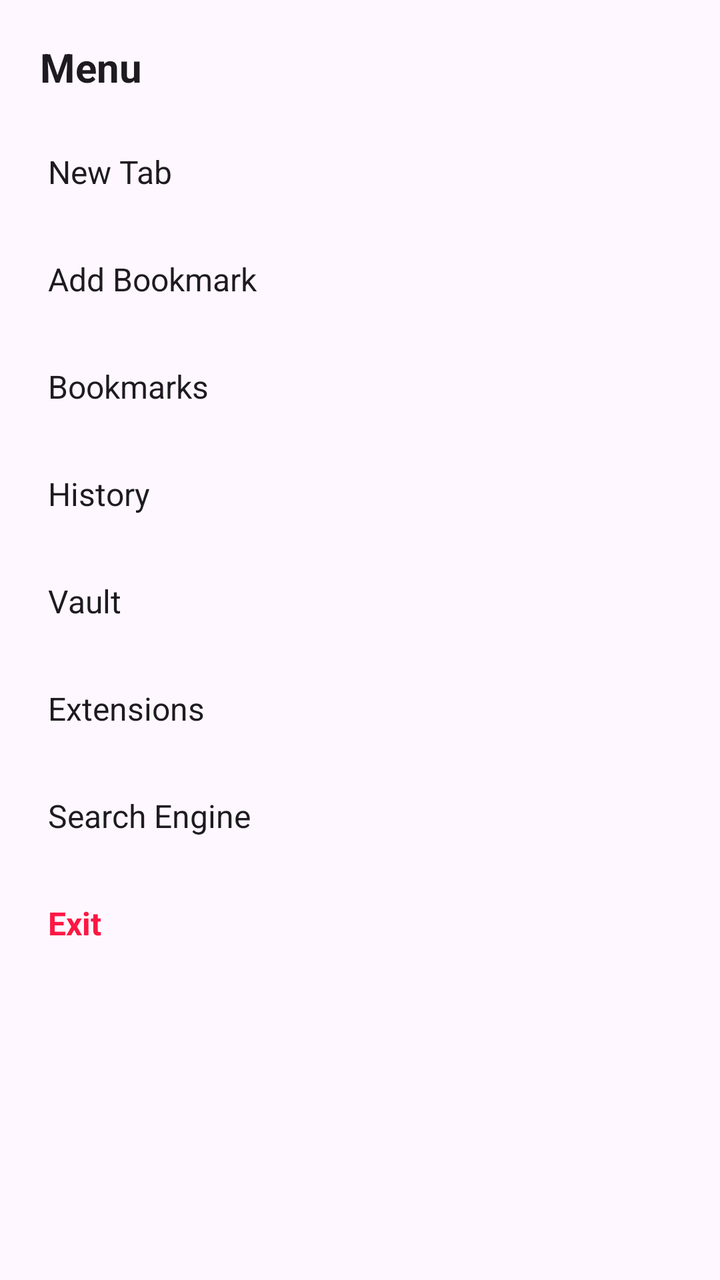
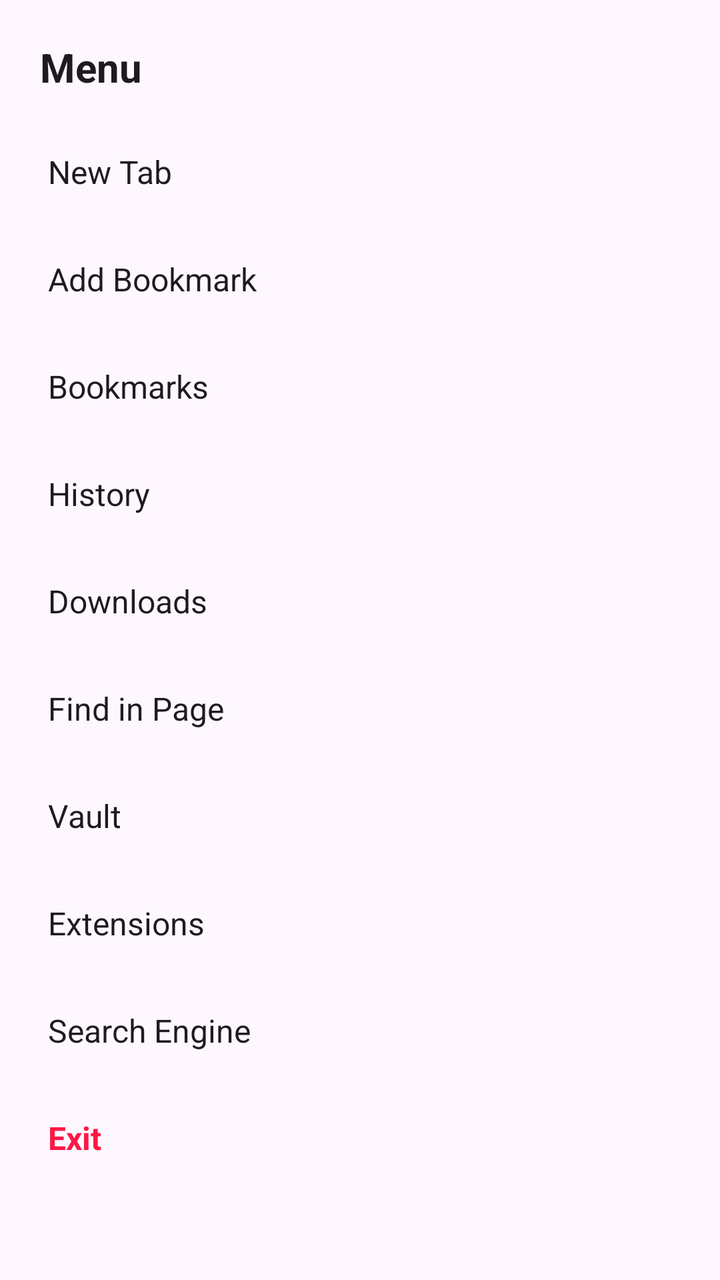

Screens rendered from an Android XML layout before and after an edit, with the pre-edit source and the edit as a unified diff.
<!-- AndroidManifest.xml: application theme Theme.SpoonGecko -->
<!-- res/layout/sheet_menu.xml -->
<?xml version="1.0" encoding="utf-8"?>
<LinearLayout xmlns:android="http://schemas.android.com/apk/res/android"
    android:layout_width="match_parent"
    android:layout_height="wrap_content"
    android:orientation="vertical"
    android:background="?attr/colorSurface"
    android:padding="8dp">

    <TextView
        android:layout_width="match_parent"
        android:layout_height="wrap_content"
        android:text="Menu"
        android:textSize="20sp"
        android:textStyle="bold"
        android:textColor="?attr/colorOnSurface"
        android:padding="12dp" />

    <TextView
        android:id="@+id/menu_new_tab"
        android:layout_width="match_parent"
        android:layout_height="wrap_content"
        android:padding="16dp"
        android:textSize="16sp"
        android:textColor="?attr/colorOnSurface"
        android:background="?attr/selectableItemBackground"
        android:clickable="true"
        android:focusable="true"
        android:text="New Tab" />

    <TextView
        android:id="@+id/menu_add_bookmark"
        android:layout_width="match_parent"
        android:layout_height="wrap_content"
        android:padding="16dp"
        android:textSize="16sp"
        android:textColor="?attr/colorOnSurface"
        android:background="?attr/selectableItemBackground"
        android:clickable="true"
        android:focusable="true"
        android:text="Add Bookmark" />

    <TextView
        android:id="@+id/menu_bookmarks"
        android:layout_width="match_parent"
        android:layout_height="wrap_content"
        android:padding="16dp"
        android:textSize="16sp"
        android:textColor="?attr/colorOnSurface"
        android:background="?attr/selectableItemBackground"
        android:clickable="true"
        android:focusable="true"
        android:text="Bookmarks" />

    <TextView
        android:id="@+id/menu_history"
        android:layout_width="match_parent"
        android:layout_height="wrap_content"
        android:padding="16dp"
        android:textSize="16sp"
        android:textColor="?attr/colorOnSurface"
        android:background="?attr/selectableItemBackground"
        android:clickable="true"
        android:focusable="true"
        android:text="History" />

    <TextView
        android:id="@+id/menu_vault"
        android:layout_width="match_parent"
        android:layout_height="wrap_content"
        android:padding="16dp"
        android:textSize="16sp"
        android:textColor="?attr/colorOnSurface"
        android:background="?attr/selectableItemBackground"
        android:clickable="true"
        android:focusable="true"
        android:text="Vault" />

    <TextView
        android:id="@+id/menu_extensions"
        android:layout_width="match_parent"
        android:layout_height="wrap_content"
        android:padding="16dp"
        android:textSize="16sp"
        android:textColor="?attr/colorOnSurface"
        android:background="?attr/selectableItemBackground"
        android:clickable="true"
        android:focusable="true"
        android:text="Extensions" />

    <TextView
        android:id="@+id/menu_search_engine"
        android:layout_width="match_parent"
        android:layout_height="wrap_content"
        android:padding="16dp"
        android:textSize="16sp"
        android:textColor="?attr/colorOnSurface"
        android:background="?attr/selectableItemBackground"
        android:clickable="true"
        android:focusable="true"
        android:text="Search Engine" />

    
    <TextView
        android:id="@+id/menu_exit"
        android:layout_width="match_parent"
        android:layout_height="wrap_content"
        android:padding="16dp"
        android:textSize="16sp"
        android:textStyle="bold"
        android:textColor="#FF1744"
        android:background="?attr/selectableItemBackground"
        android:clickable="true"
        android:focusable="true"
        android:text="Exit" />

</LinearLayout>
<!-- resources referenced by this layout -->
<resources>
  <style name="Theme.SpoonGecko" parent="Theme.Material3.DayNight.NoActionBar">
          
          <item name="android:windowBackground">?attr/colorSurface</item>
          
          
          <item name="android:statusBarColor">?attr/colorSurface</item>
          <item name="android:navigationBarColor">?attr/colorSurface</item>
          <item name="android:windowLightStatusBar" tools:targetApi="m">false</item>
      </style>
</resources>

<!-- the commit's change to res/layout/sheet_menu.xml (unified diff, before → after) -->
@@ -5,7 +5,6 @@
     android:orientation="vertical"
     android:background="?attr/colorSurface"
     android:padding="8dp">
-
     <TextView
         android:layout_width="match_parent"
         android:layout_height="wrap_content"
@@ -14,7 +13,6 @@
         android:textStyle="bold"
         android:textColor="?attr/colorOnSurface"
         android:padding="12dp" />
-
     <TextView
         android:id="@+id/menu_new_tab"
         android:layout_width="match_parent"
@@ -26,7 +24,6 @@
         android:clickable="true"
         android:focusable="true"
         android:text="New Tab" />
-
     <TextView
         android:id="@+id/menu_add_bookmark"
         android:layout_width="match_parent"
@@ -38,7 +35,6 @@
         android:clickable="true"
         android:focusable="true"
         android:text="Add Bookmark" />
-
     <TextView
         android:id="@+id/menu_bookmarks"
         android:layout_width="match_parent"
@@ -50,7 +46,6 @@
         android:clickable="true"
         android:focusable="true"
         android:text="Bookmarks" />
-
     <TextView
         android:id="@+id/menu_history"
         android:layout_width="match_parent"
@@ -62,7 +57,28 @@
         android:clickable="true"
         android:focusable="true"
         android:text="History" />
-
+    <TextView
+        android:id="@+id/menu_downloads"
+        android:layout_width="match_parent"
+        android:layout_height="wrap_content"
+        android:padding="16dp"
+        android:textSize="16sp"
+        android:textColor="?attr/colorOnSurface"
+        android:background="?attr/selectableItemBackground"
+        android:clickable="true"
+        android:focusable="true"
+        android:text="Downloads" />
+    <TextView
+        android:id="@+id/menu_find_in_page"
+        android:layout_width="match_parent"
+        android:layout_height="wrap_content"
+        android:padding="16dp"
+        android:textSize="16sp"
+        android:textColor="?attr/colorOnSurface"
+        android:background="?attr/selectableItemBackground"
+        android:clickable="true"
+        android:focusable="true"
+        android:text="Find in Page" />
     <TextView
         android:id="@+id/menu_vault"
         android:layout_width="match_parent"
@@ -74,7 +90,6 @@
         android:clickable="true"
         android:focusable="true"
         android:text="Vault" />
-
     <TextView
         android:id="@+id/menu_extensions"
         android:layout_width="match_parent"
@@ -86,7 +101,6 @@
         android:clickable="true"
         android:focusable="true"
         android:text="Extensions" />
-
     <TextView
         android:id="@+id/menu_search_engine"
         android:layout_width="match_parent"
@@ -98,8 +112,6 @@
         android:clickable="true"
         android:focusable="true"
         android:text="Search Engine" />
-
-    
     <TextView
         android:id="@+id/menu_exit"
         android:layout_width="match_parent"
@@ -112,5 +124,4 @@
         android:clickable="true"
         android:focusable="true"
         android:text="Exit" />
-
 </LinearLayout>
